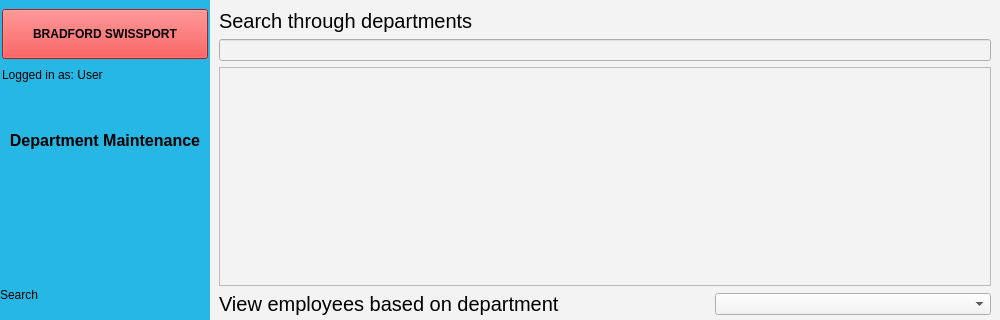
First picture: the form in EMS-App/departmentScreen.ui, repository elroydsouza/HR-ManagementSystem, before the edit; both pictures show x 0 to 1000 and y 0 to 320 of the 1000 by 550 pixel window.
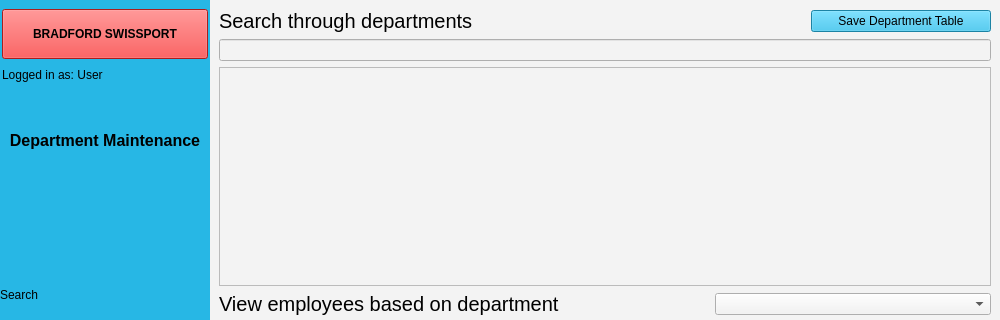
Second picture: the form after the edit. The open tabs and pages were chosen to show the change. Icons and pictures are not drawn.

Commit message: added saved_documents folder and functionality to save certain tables

```diff
--- a/EMS-App/departmentScreen.ui
+++ b/EMS-App/departmentScreen.ui
@@ -347,6 +347,8 @@
      <widget class="QWidget" name="page">
       <layout class="QVBoxLayout" name="verticalLayout_2">
        <item>
+        <layout class="QHBoxLayout" name="horizontalLayout_11">
+         <item>
         <widget class="QLabel" name="label_11">
          <property name="font">
           <font>
@@ -357,6 +359,30 @@
           <string>Search through departments</string>
          </property>
         </widget>
+         </item>
+         <item>
+          <widget class="QPushButton" name="pushButton">
+           <property name="sizePolicy">
+            <sizepolicy hsizetype="Maximum" vsizetype="Fixed">
+             <horstretch>0</horstretch>
+             <verstretch>0</verstretch>
+            </sizepolicy>
+           </property>
+           <property name="minimumSize">
+            <size>
+             <width>180</width>
+             <height>0</height>
+            </size>
+           </property>
+           <property name="styleSheet">
+            <string notr="true">background-color: rgb(39, 183, 229);</string>
+           </property>
+           <property name="text">
+            <string>Save Department Table</string>
+           </property>
+          </widget>
+         </item>
+        </layout>
        </item>
        <item>
         <widget class="QLineEdit" name="le_search"/>
```
Left out of the diff: 2 changed lines with no effect on the pictures. Lines whose indentation alone changed are shown as unchanged. The commit also changes 29 other files.
